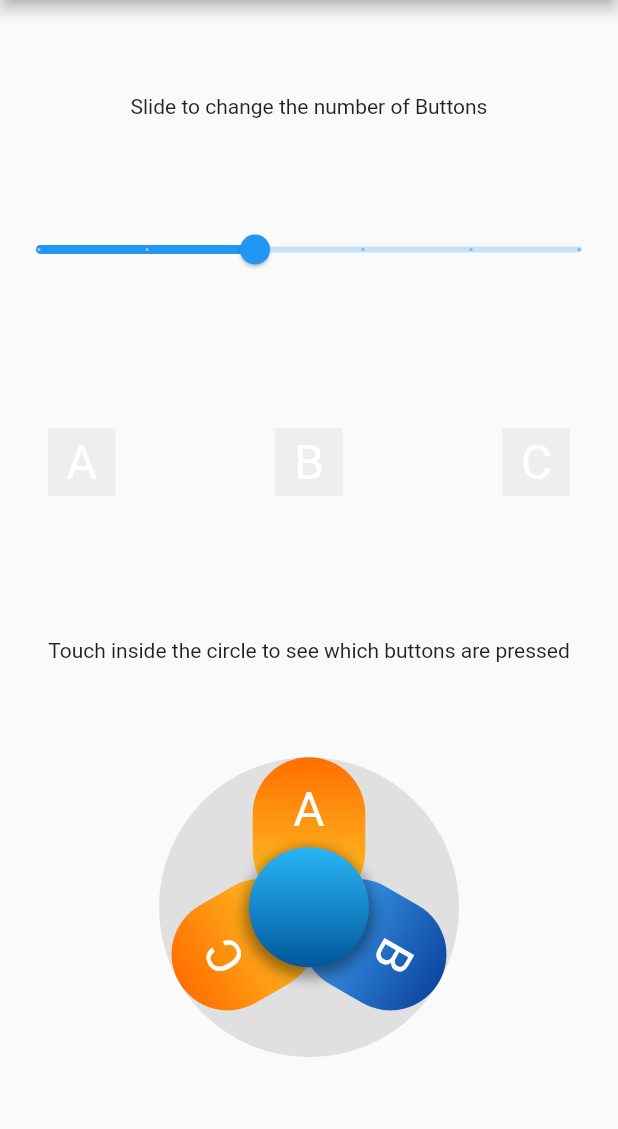
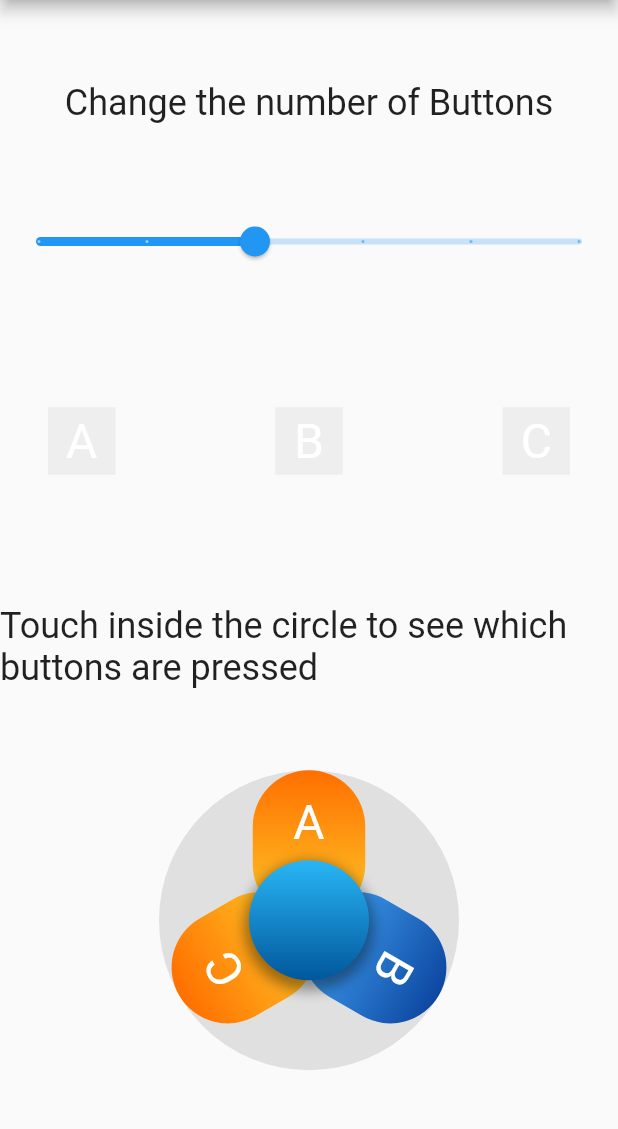
Before and after one commit to cybaker/flutter_joybuttons, a Flutter app: the screen it shows after launch, on a phone screen of 412 x 824 dp, the part 84-1213 px from its top. Run offline on Flutter 3.47's test engine with Material 2 defaults, Android fonts, the phone set to English and light mode, and no system bars.

Commit message:
Update example

```diff
--- a/example/lib/main.dart
+++ b/example/lib/main.dart
@@ -109,7 +109,7 @@ class _JoyButtonsExampleState extends State<JoyButtonsExample> {
         child: Column(
           mainAxisAlignment: MainAxisAlignment.spaceEvenly,
           children: [
-            const Text("Slide to change the number of Buttons"),
+            const Text("Change the number of Buttons", style: const TextStyle(fontSize: 24)),
             Slider(
               min: 1.0,
               max: 6.0,
@@ -131,7 +131,7 @@ class _JoyButtonsExampleState extends State<JoyButtonsExample> {
                 ],
               ),
             ),
-            const Text("Touch inside the circle to see which buttons are pressed"),
+            const Text("Touch inside the circle to see which buttons are pressed", style: const TextStyle(fontSize: 24)),
             Align(
               alignment: const Alignment(0, 0.8),
               child: JoyButtons(
```
